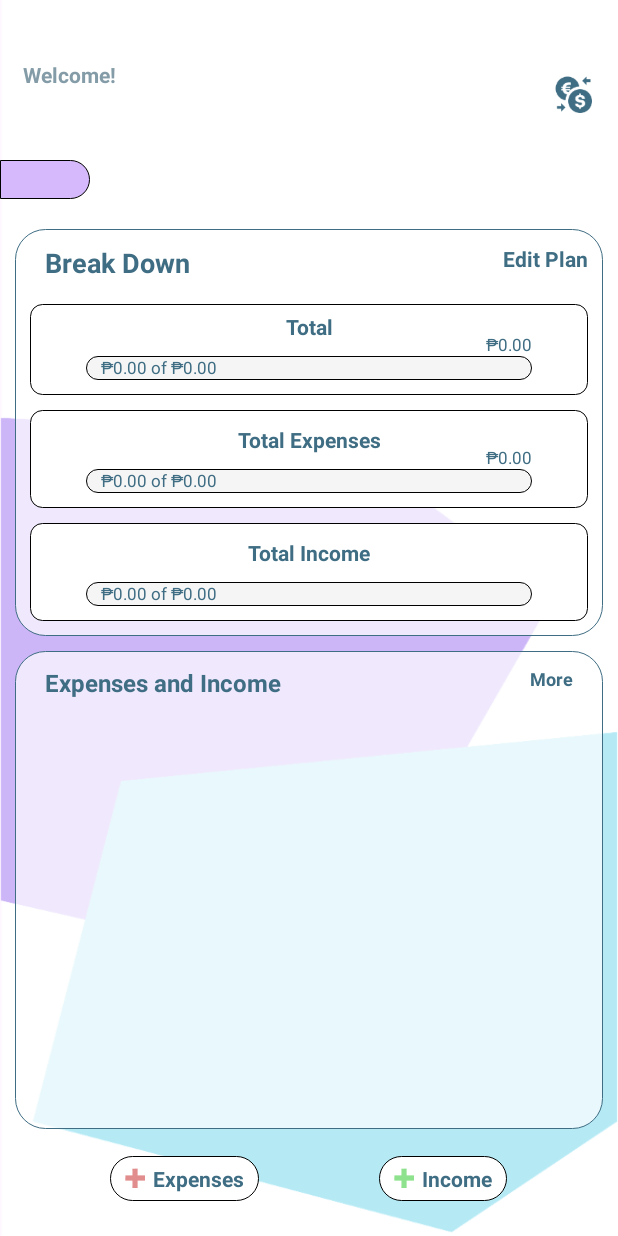
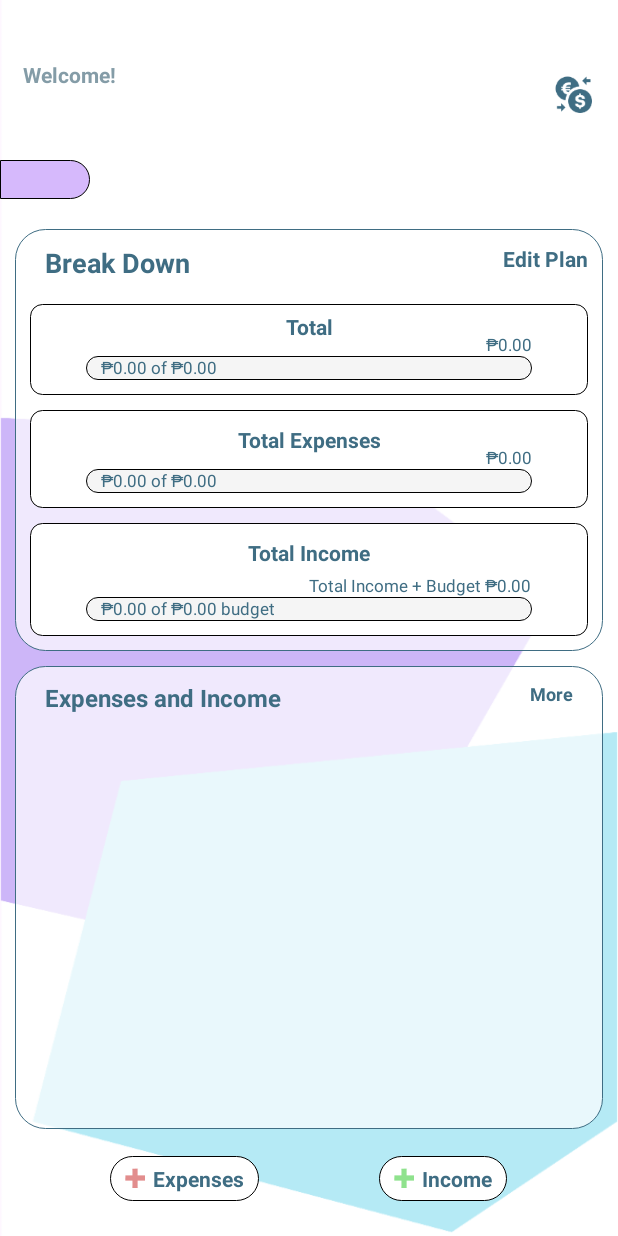
Before and after one commit to NotEfraim/Expenses_Tracker, an Android app: the ViewPlanFragment screen opened through its navigation route, on a phone screen of 412 x 824 dp. Run offline under Robolectric (Android 15) with nearby library versions, the phone set to English and light mode, and no system bars; our stand-ins replace Dagger/Hilt's generated code, Firebase (no records; nobody signed in at launch, a user with empty details on screens opened directly); libraries missing offline, so code that uses them is left out: com.chad.library; 6 statements that could not run were skipped.

Commit message:
Added Computation of total income and budget

```diff
--- a/app/src/main/java/com/itechcom/expensestracker/presenter/adapter/IncomeExpenseAdapter.kt
+++ b/app/src/main/java/com/itechcom/expensestracker/presenter/adapter/IncomeExpenseAdapter.kt
@@ -5,12 +5,16 @@ import android.content.Context
 import android.view.ViewGroup
 import android.widget.ImageView
 import android.widget.TextView
+import androidx.recyclerview.widget.RecyclerView
 import com.chad.library.adapter.base.BaseQuickAdapter
 import com.chad.library.adapter.base.viewholder.QuickViewHolder
 import com.itechcom.domain.model.database.IncomeExpensesEntity
 import com.itechcom.expensestracker.R
 
 class IncomeExpenseAdapter : BaseQuickAdapter<IncomeExpensesEntity, QuickViewHolder>() {
+
+    private var totalIncome = 0
+    private var totalExpenses = 0
 
     @SuppressLint("SetTextI18n")
     override fun onBindViewHolder(
@@ -22,12 +26,22 @@ class IncomeExpenseAdapter : BaseQuickAdapter<IncomeExpensesEntity, QuickViewHol
         if(item?.type == "income"){
             holder.getView<ImageView>(R.id.startIcon).setImageResource(R.mipmap.income_circle_icon)
             holder.getView<TextView>(R.id.itemAmount).text = "+₱${item.amount}.00"
+            totalIncome += item.amount ?:0
         }
         else{
             holder.getView<ImageView>(R.id.startIcon).setImageResource(R.mipmap.expenses_circle_icon)
             holder.getView<TextView>(R.id.itemAmount).text = "-₱${item?.amount}.00"
+            totalExpenses += item?.amount ?:0
         }
 
+    }
+
+    fun getTotalIncome() = totalIncome
+    fun getTotalExpenses() = totalExpenses
+
+    fun clearAmounts(){
+        totalExpenses = 0
+        totalIncome = 0
     }
 
     override fun onCreateViewHolder(
--- a/app/src/main/java/com/itechcom/expensestracker/presenter/fragment/AddExpensesFragment.kt
+++ b/app/src/main/java/com/itechcom/expensestracker/presenter/fragment/AddExpensesFragment.kt
@@ -47,7 +47,7 @@ class AddExpensesFragment : BaseFragment<FragmentAddExpensesBinding, AddIncomeEx
                 )
                 val result = viewModel.addIncome(entity)
                 if(result) {
-                    delay(2000)
+                    delay(1000)
                     hideLoadingDialog()
                     this@AddExpensesFragment.findNavController().popBackStack()
                 }
--- a/app/src/main/java/com/itechcom/expensestracker/presenter/fragment/AddIncomeFragment.kt
+++ b/app/src/main/java/com/itechcom/expensestracker/presenter/fragment/AddIncomeFragment.kt
@@ -49,7 +49,7 @@ class AddIncomeFragment : BaseFragment<FragmentAddIncomeBinding, AddIncomeExpens
                 )
                 val result = viewModel.addIncome(entity)
                 if(result) {
-                    delay(2000)
+                    delay(1000)
                     hideLoadingDialog()
                     this@AddIncomeFragment.findNavController().popBackStack()
                 }
--- a/app/src/main/java/com/itechcom/expensestracker/presenter/fragment/ViewPlanFragment.kt
+++ b/app/src/main/java/com/itechcom/expensestracker/presenter/fragment/ViewPlanFragment.kt
@@ -33,10 +33,9 @@ class ViewPlanFragment : BaseFragment<FragmentViewPlanBinding, ViewPlanViewModel
         super.onResume()
         getBundleExtras()
         lifecycleScope.launch {
-            showLoadingDialog()
             val key = planId?:return@launch
+            viewModel.getIncomeExpenses(key)
             viewModel.getPlan(key)
-            viewModel.getIncomeExpenses(key)
         }
     }
 
@@ -74,8 +73,8 @@ class ViewPlanFragment : BaseFragment<FragmentViewPlanBinding, ViewPlanViewModel
 
     @SuppressLint("SetTextI18n")
     private fun initData(model : PlanEntity) = binding.apply {
-        val expenses = model.totalExpenses?.toInt()?:0
-        val income = model.totalIncome?.toInt()?:0
+        val expenses = incomeExpenseAdapter.getTotalExpenses()
+        val income = incomeExpenseAdapter.getTotalIncome()
         val budget = model.budget?.toInt()?:0
         val totalLeft = (budget - expenses) + income
         val budgetIncome = budget + income
@@ -90,7 +89,8 @@ class ViewPlanFragment : BaseFragment<FragmentViewPlanBinding, ViewPlanViewModel
         expensesLeftText.text = "₱$budget.00"
         expensesText.text =  "₱$expenses.00 of ₱$budget.00"
 
-        incomeText.text = "₱$expenses.00 of ₱$budgetIncome.00"
+        totalIncomeLeftText.text = "Total Income + Budget ₱$budgetIncome.00"
+        incomeText.text = "₱$income.00 of ₱$budget.00 budget"
         incomeProgress.max = budget
         incomeProgress.progress = income
 
@@ -134,6 +134,11 @@ class ViewPlanFragment : BaseFragment<FragmentViewPlanBinding, ViewPlanViewModel
         }
     }
 
+    override fun onPause() {
+        super.onPause()
+        incomeExpenseAdapter.clearAmounts()
+    }
+
     override fun onDetach() {
         super.onDetach()
         viewModel.clearStates()
--- a/app/src/main/res/layout/fragment_view_plan.xml
+++ b/app/src/main/res/layout/fragment_view_plan.xml
@@ -199,7 +199,7 @@
                 style="@style/Widget.AppCompat.ProgressBar.Horizontal"
                 android:layout_width="0dp"
                 android:layout_height="wrap_content"
-                android:layout_marginTop="10dp"
+                android:layout_marginTop="20dp"
                 android:progressDrawable="@drawable/progress_income"
                 app:layout_constraintEnd_toEndOf="parent"
                 app:layout_constraintStart_toStartOf="parent"
@@ -216,6 +216,16 @@
                 android:textSize="11sp"
                 app:layout_constraintStart_toStartOf="@+id/incomeProgress"
                 app:layout_constraintTop_toTopOf="@+id/incomeProgress" />
+
+
+            <androidx.appcompat.widget.AppCompatTextView
+                android:id="@+id/totalIncomeLeftText"
+                android:layout_width="wrap_content"
+                android:layout_height="wrap_content"
+                android:textColor="@color/color_3F6D83"
+                android:textSize="11sp"
+                app:layout_constraintBottom_toTopOf="@+id/incomeProgress"
+                app:layout_constraintEnd_toEndOf="@+id/incomeProgress" />
 
 
         </androidx.constraintlayout.widget.ConstraintLayout>
```
